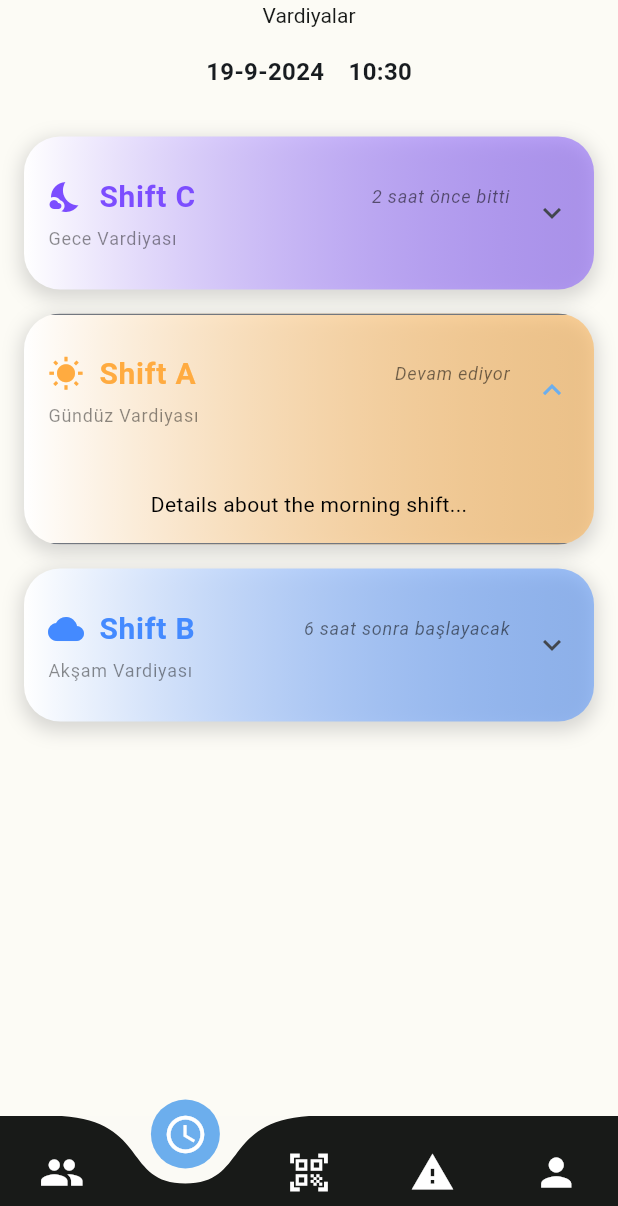
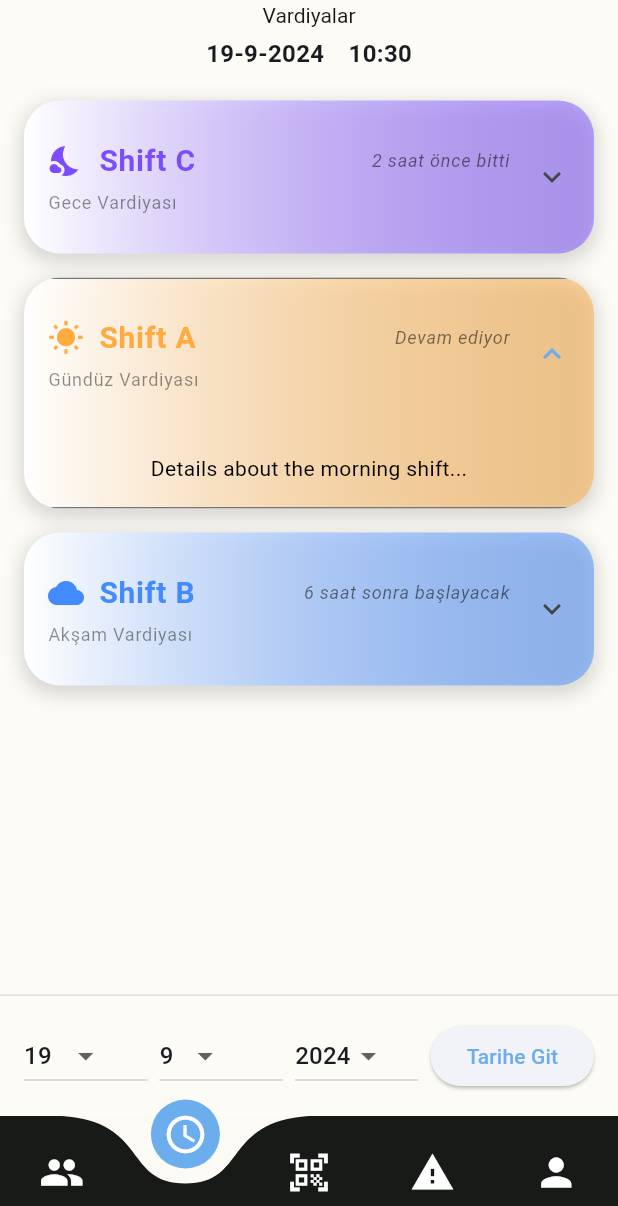
Before and after one commit to betbies/teknik, a Flutter app: the screen it shows after launch, item 2 of the bottom bar chosen, on a phone screen of 412 x 824 dp, the part 30-1236 px from its top. Run offline on Flutter 3.47's test engine with Material 3 defaults, Android fonts, the phone set to English and light mode, and no system bars; drawn by our look-alikes of curved_navigation_bar; our stand-ins replace google_fonts; missing offline and left inert: mobile_scanner; Roboto replaces fonts that are missing (Anta).

Commit message:
Değişiklik mesajı

```diff
--- a/lib/pages/shifts.dart
+++ b/lib/pages/shifts.dart
@@ -1,8 +1,24 @@
 import 'package:flutter/material.dart';
 import 'package:google_fonts/google_fonts.dart';
 
-class ShiftsPage extends StatelessWidget {
+class ShiftsPage extends StatefulWidget {
   const ShiftsPage({super.key});
+
+  @override
+  _ShiftsPageState createState() => _ShiftsPageState();
+}
+
+class _ShiftsPageState extends State<ShiftsPage> {
+  DateTime selectedDate = DateTime.now();
+  late int day, month, year;
+
+  @override
+  void initState() {
+    super.initState();
+    day = selectedDate.day;
+    month = selectedDate.month;
+    year = selectedDate.year;
+  }
 
   @override
   Widget build(BuildContext context) {
@@ -68,7 +84,7 @@ class ShiftsPage extends StatelessWidget {
             currentHour,
             false,
             true,
-            "gündüz vardiyası"),
+            "Gündüz Vardiyası"),
         const SizedBox(height: 16),
         _buildShiftTile(
             'Shift B',
@@ -80,7 +96,7 @@ class ShiftsPage extends StatelessWidget {
             currentHour,
             false,
             false,
-            "akşam vardiyası"),
+            "Akşam Vardiyası"),
         const SizedBox(height: 16),
         _buildShiftTile(
             'Shift C',
@@ -92,7 +108,7 @@ class ShiftsPage extends StatelessWidget {
             currentHour,
             true,
             false,
-            "gece vardiyası"),
+            "Gece Vardiyası"),
       ];
     } else {
       shifts = [
@@ -106,7 +122,7 @@ class ShiftsPage extends StatelessWidget {
             currentHour,
             true,
             false,
-            "akşam vardiyası"),
+            "Akşam Vardiyası"),
         const SizedBox(height: 16),
         _buildShiftTile(
             'Shift C',
@@ -118,7 +134,7 @@ class ShiftsPage extends StatelessWidget {
             currentHour,
             false,
             false,
-            "gece vardiyası"),
+            "Gece Vardiyası"),
         const SizedBox(height: 16),
         _buildShiftTile(
             'Shift A',
@@ -130,7 +146,7 @@ class ShiftsPage extends StatelessWidget {
             currentHour,
             false,
             true,
-            "gündüz vardiyası"),
+            "Gündüz Vardiyası"),
       ];
     }
 
@@ -145,7 +161,7 @@ class ShiftsPage extends StatelessWidget {
         crossAxisAlignment: CrossAxisAlignment.start,
         children: [
           Container(
-            padding: const EdgeInsets.all(16),
+            padding: const EdgeInsets.all(4),
             color: const Color(0xFFFCFBF5),
             child: Center(
               child: Row(
@@ -174,6 +190,90 @@ class ShiftsPage extends StatelessWidget {
             child: ListView(
               padding: const EdgeInsets.all(16),
               children: shifts,
+            ),
+          ),
+          Container(
+            padding: const EdgeInsets.all(16),
+            decoration: BoxDecoration(
+              border: Border(
+                  top: BorderSide(color: Colors.grey.shade300, width: 1)),
+              color: const Color(0xFFFCFBF5),
+            ),
+            child: Row(
+              mainAxisAlignment: MainAxisAlignment.spaceBetween,
+              children: [
+                Expanded(
+                  child: Row(
+                    children: [
+                      Expanded(
+                        child: DropdownButton<int>(
+                          value: day,
+                          items: List.generate(31, (index) => index + 1)
+                              .map((day) => DropdownMenuItem<int>(
+                                    value: day,
+                                    child: Text(day.toString()),
+                                  ))
+                              .toList(),
+                          onChanged: (value) {
+                            setState(() {
+                              day = value ?? day;
+                            });
+                          },
+                          hint: const Text('Gün'),
+                        ),
+                      ),
+                      const SizedBox(width: 8),
+                      Expanded(
+                        child: DropdownButton<int>(
+                          value: month,
+                          items: List.generate(12, (index) => index + 1)
+                              .map((month) => DropdownMenuItem<int>(
+                                    value: month,
+                                    child: Text(month.toString()),
+                                  ))
+                              .toList(),
+                          onChanged: (value) {
+                            setState(() {
+                              month = value ?? month;
+                            });
+                          },
+                          hint: const Text('Ay'),
+                        ),
+                      ),
+                      const SizedBox(width: 8),
+                      Expanded(
+                        child: DropdownButton<int>(
+                          value: year,
+                          items: List.generate(10, (index) => 2024 - index)
+                              .map((year) => DropdownMenuItem<int>(
+                                    value: year,
+                                    child: Text(year.toString()),
+                                  ))
+                              .toList(),
+                          onChanged: (value) {
+                            setState(() {
+                              year = value ?? year;
+                            });
+                          },
+                          hint: const Text('Yıl'),
+                        ),
+                      ),
+                    ],
+                  ),
+                ),
+                const SizedBox(width: 8),
+                ElevatedButton(
+                  onPressed: () {
+                    // Tarih seçimini işle
+                    final selected = DateTime(year, month, day);
+                    ScaffoldMessenger.of(context).showSnackBar(
+                      SnackBar(
+                          content: Text('Tarihe git: ${selected.toLocal()}')),
+                    );
+                  },
+                  child: const Text('Tarihe Git'),
+                ),
+              ],
             ),
           ),
         ],
@@ -211,7 +311,7 @@ class ShiftsPage extends StatelessWidget {
     int currentHour,
     bool isPastShift,
     bool isFutureShift,
-    String shiftType, // Yeni eklenen parametre
+    String shiftType,
   ) {
     Color backgroundColor = color.withOpacity(0.5);
 
```
